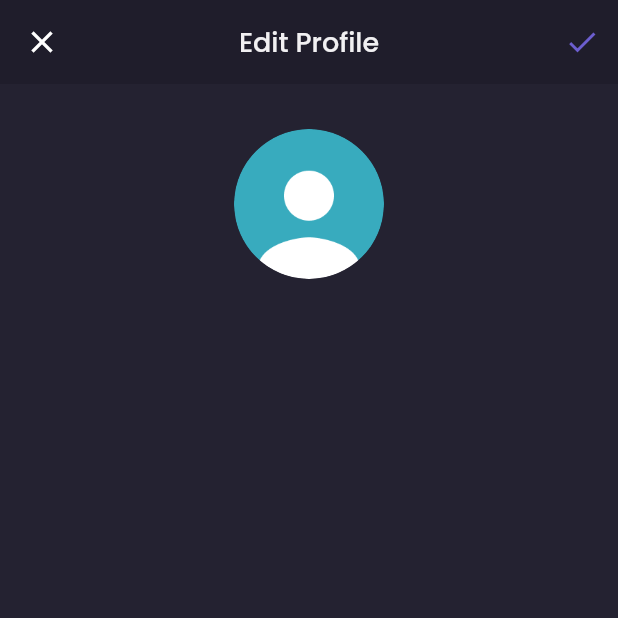
After one commit to dimaspradipto1/app_shamo, a Flutter app: the EditProfilePage screen opened by its route, on a phone screen of 412 x 824 dp, the top half of it. The commit adds this screen. Run offline on Flutter 3.47's test engine with Material 2 defaults, Android fonts, the phone set to English and light mode, and no system bars; our stand-ins replace google_fonts.

Commit message:
edit profile pada bagian header

```diff
--- a/lib/main.dart
+++ b/lib/main.dart
@@ -1,3 +1,4 @@
+import 'package:app_shamo/pages/edit_profile_page.dart';
 import 'package:app_shamo/pages/home/detail_caht_page.dart';
 import 'package:app_shamo/pages/home/main_page.dart';
 import 'package:app_shamo/pages/sign_in_page.dart';
@@ -20,6 +21,7 @@
         '/sign-up': (context) => SignUpPage(),
         '/home': (context) => MainPage(),
         '/detail-chat': (context) => const DetailChatPage(),
+        '/edit-profile': (context) => const EditProfilePage(),
       },
     );
   }
--- /dev/null
+++ b/lib/pages/edit_profile_page.dart
@@ -0,0 +1,70 @@
+import 'package:app_shamo/theme.dart';
+import 'package:flutter/material.dart';
+
+class EditProfilePage extends StatelessWidget {
+  const EditProfilePage({super.key});
+
+  @override
+  Widget build(BuildContext context) {
+    Widget content() {
+      return Container(
+        padding: EdgeInsets.symmetric(
+          horizontal: defaultMargin,
+        ),
+        width: double.infinity,
+        child: Column(
+          crossAxisAlignment: CrossAxisAlignment.center,
+          children: [
+            Container(
+              width: 100,
+              height: 100,
+              margin: EdgeInsets.only(
+                top: defaultMargin,
+              ),
+              decoration: const BoxDecoration(
+                shape: BoxShape.circle,
+                image: DecorationImage(
+                  image: AssetImage(
+                    'assets/image_profile.png',
+                  ),
+                ),
+              ),
+            ),
+          ],
+        ),
+      );
+    }
+
+    return Scaffold(
+      backgroundColor: backgroundColor3,
+      appBar: AppBar(
+        backgroundColor: backgroundColor1,
+        leading: IconButton(
+          icon: const Icon(Icons.close),
+          onPressed: () {
+            Navigator.pop(context);
+          },
+        ),
+        elevation: 0,
+        centerTitle: true,
+        title: Text(
+          'Edit Profile',
+          style: primaryTextStyle.copyWith(
+            fontSize: 18,
+            fontWeight: medium,
+          ),
+        ),
+        actions: [
+          IconButton(
+            onPressed: () {},
+            icon: Icon(
+              Icons.check,
+              color: primaryColor,
+            ),
+          ),
+        ],
+      ),
+      body: content(),
+    );
+  }
+}
--- a/lib/pages/home/profile_page.dart
+++ b/lib/pages/home/profile_page.dart
@@ -47,9 +47,15 @@
                     ],
                   ),
                 ),
-                Image.asset(
-                  'assets/button_exit.png',
-                  width: 20,
+                GestureDetector(
+                  onTap: () {
+                    Navigator.pushNamedAndRemoveUntil(
+                        context, '/sign-in', (route) => false);
+                  },
+                  child: Image.asset(
+                    'assets/button_exit.png',
+                    width: 20,
+                  ),
                 )
               ],
             ),
@@ -104,8 +110,13 @@
                   fontWeight: semiBold,
                 ),
               ),
-              menuItem(
-                'Edit Profile',
+              GestureDetector(
+                onTap: () {
+                  Navigator.pushNamed(context, '/edit-profile');
+                },
+                child: menuItem(
+                  'Edit Profile',
+                ),
               ),
               menuItem(
                 'Your Orders',
```
